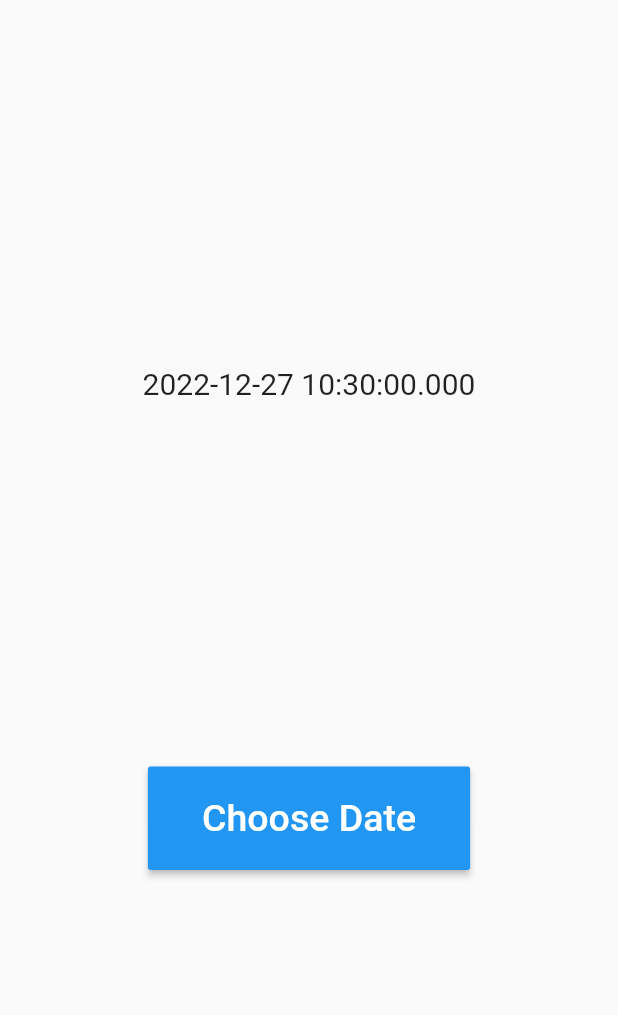
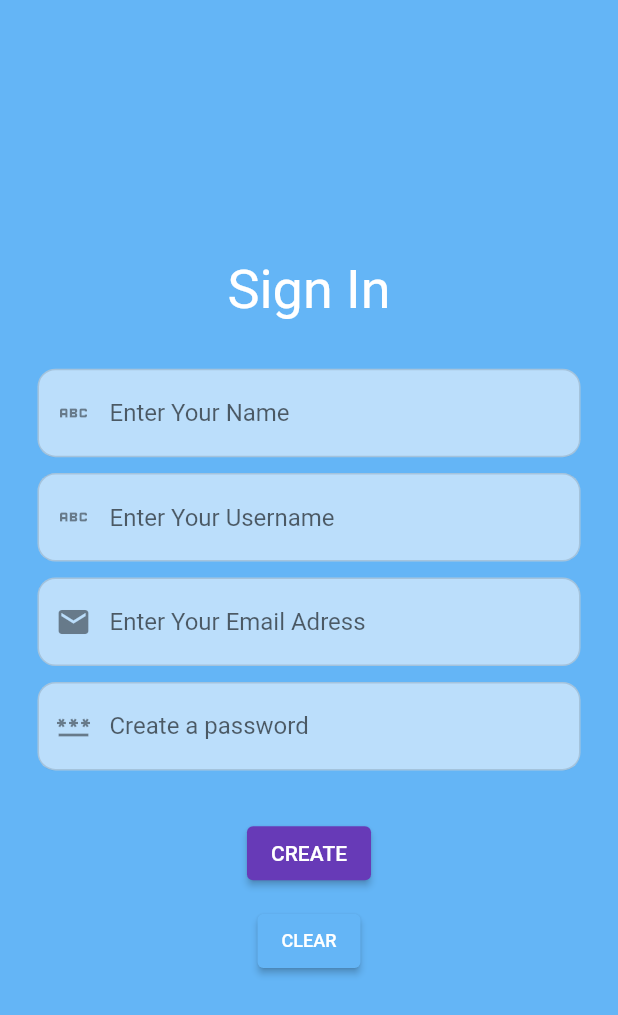
Before and after one commit to enisodesen/examples, a Flutter app: the screen it shows after launch, on a phone screen of 412 x 824 dp. Shown: the top 1015 px of the screen. Run offline on Flutter 3.47's test engine with Material 2 defaults, Android fonts, the phone set to English and light mode, and no system bars; our stand-ins replace liquid_pull_to_refresh, percent_indicator, smooth_page_indicator.

Commit message:
login page

```diff
--- /dev/null
+++ b/lib/components/custom_text_field.dart
@@ -0,0 +1,40 @@
+import 'package:flutter/material.dart';
+
+class CustomTextField extends StatelessWidget {
+  const CustomTextField({
+    Key? key,
+    required this.hintText,
+    required this.prefixIcon,
+    this.obscureText = false,
+    this.keyboardType,
+    this.textFieldController,
+  }) : super(key: key);
+
+  final String hintText;
+  final Icon prefixIcon;
+  final bool obscureText;
+  final TextInputType? keyboardType;
+  final TextEditingController? textFieldController;
+
+  @override
+  Widget build(BuildContext context) {
+    return Padding(
+      padding: const EdgeInsets.symmetric(horizontal: 25),
+      child: TextFormField(
+        controller: textFieldController,
+        keyboardType: keyboardType,
+        obscureText: obscureText,
+        decoration: InputDecoration(
+          prefixIcon: prefixIcon,
+          enabledBorder: OutlineInputBorder(
+            borderSide: const BorderSide(color: Colors.black12),
+            borderRadius: BorderRadius.circular(12),
+          ),
+          hintText: hintText,
+          fillColor: Colors.blue[100],
+          filled: true,
+        ),
+      ),
+    );
+  }
+}
--- /dev/null
+++ b/lib/examples/register_page.dart
@@ -0,0 +1,88 @@
+// ignore_for_file: unused_field
+
+import 'package:examples/components/registration_page.dart';
+import 'package:flutter/material.dart';
+
+import '../components/custom_text_field.dart';
+
+class RegisterPage extends StatefulWidget {
+  const RegisterPage({super.key});
+
+  @override
+  State<RegisterPage> createState() => _RegisterPageState();
+}
+
+class _RegisterPageState extends State<RegisterPage> {
+  @override
+  Widget build(BuildContext context) {
+    final nameController = TextEditingController();
+    final userNameController = TextEditingController();
+    final emailController = TextEditingController();
+    final passwordController = TextEditingController();
+
+    return Scaffold(
+      backgroundColor: Colors.blue[300],
+      body: Center(
+        child: SizedBox(
+          height: 500,
+          child: Column(
+            mainAxisAlignment: MainAxisAlignment.spaceEvenly,
+            children: [
+              const Text(
+                'Sign In',
+                style: TextStyle(fontSize: 36, color: Colors.white),
+              ),
+              const SizedBox(
+                height: 10,
+              ),
+              CustomTextField(
+                  textFieldController: nameController,
+                  hintText: 'Enter Your Name',
+                  prefixIcon: const Icon(Icons.abc)),
+              CustomTextField(
+                textFieldController: userNameController,
+                hintText: 'Enter Your Username',
+                prefixIcon: const Icon(Icons.abc),
+              ),
+              CustomTextField(
+                  textFieldController: emailController,
+                  hintText: 'Enter Your Email Adress',
+                  prefixIcon: const Icon(Icons.email),
+                  keyboardType: TextInputType.emailAddress),
+              CustomTextField(
+                  textFieldController: passwordController,
+                  hintText: 'Create a password',
+                  prefixIcon: const Icon(Icons.password),
+                  obscureText: true),
+              const SizedBox(
+                height: 10,
+              ),
+              ElevatedButton(
+                  onPressed: () {
+                    Navigator.push(
+                      context,
+                      MaterialPageRoute(
+                          builder: (context) => const RegistrationPage()),
+                    );
+                  },
+                  child: const Text('CREATE')),
+              ElevatedButton(
+                  onPressed: () {
+                    nameController.clear();
+                    userNameController.clear();
+                    emailController.clear();
+                    passwordController.clear();
+                  },
+                  style: ElevatedButton.styleFrom(
+                      backgroundColor: Colors.blue[300]),
+                  child: const Text(
+                    'CLEAR',
+                    style: TextStyle(fontSize: 12),
+                  )),
+            ],
+          ),
+        ),
+      ),
+    );
+  }
+}
--- a/lib/examples/simple_slider.dart
+++ b/lib/examples/simple_slider.dart
@@ -18,7 +18,10 @@ class _SimpleSliderDemoState extends State<SimpleSliderDemo> {
       body: Column(
         mainAxisAlignment: MainAxisAlignment.spaceEvenly,
         children: [
-          Text(_currentValue.toString()),
+          Text(
+            _currentValue.toString(),
+            style: const TextStyle(fontSize: 50),
+          ),
           Slider(
               value: _currentValue,
               min: 0,
--- a/lib/main.dart
+++ b/lib/main.dart
@@ -1,6 +1,6 @@
 import 'package:flutter/material.dart';
 
-import 'examples/date_picker.dart';
+import 'examples/register_page.dart';
 
 void main() {
   runApp(const MyApp());
@@ -17,7 +17,7 @@ class MyApp extends StatelessWidget {
       theme: ThemeData(
         primarySwatch: Colors.deepPurple,
       ),
-      home: const DatePickDemo(),
+      home: const RegisterPage(),
     );
   }
 }
--- a/pubspec.yaml
+++ b/pubspec.yaml
@@ -37,6 +37,9 @@ dependencies:
   # Use with the CupertinoIcons class for iOS style icons.
   cupertino_icons: ^1.0.2
   liquid_pull_to_refresh: ^3.0.1
+  percent_indicator: ^4.0.1
+  carousel_slider: ^4.2.1
+  smooth_page_indicator: ^1.0.0+2
 
 dev_dependencies:
   flutter_test:
```
Also changed, not shown: lib/components/registration_page.dart (added, +45 -0 lines), lib/examples/dot_indicator.dart (added, +44 -0 lines), lib/examples/minesweeper.dart (added, +61 -0 lines), lib/examples/percent_indicator.dart (added, +47 -0 lines), lib/posts/post_1.dart (+11 -2 lines), lib/posts/post_2.dart (+11 -2 lines), lib/posts/post_3.dart (+11 -2 lines), pubspec.lock.
